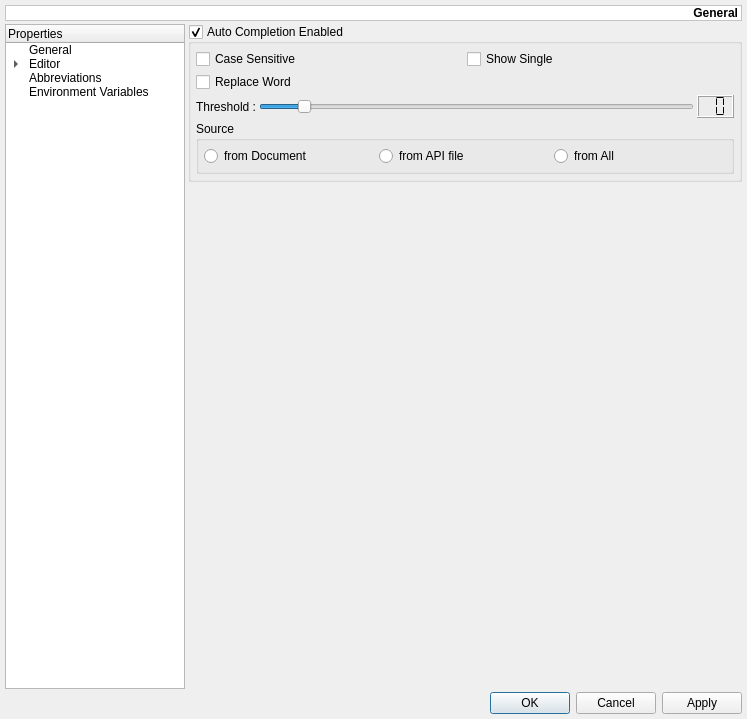
Above: mks/ui/UISettings.ui from andreikop/enki before the change. Below: the same form after it.
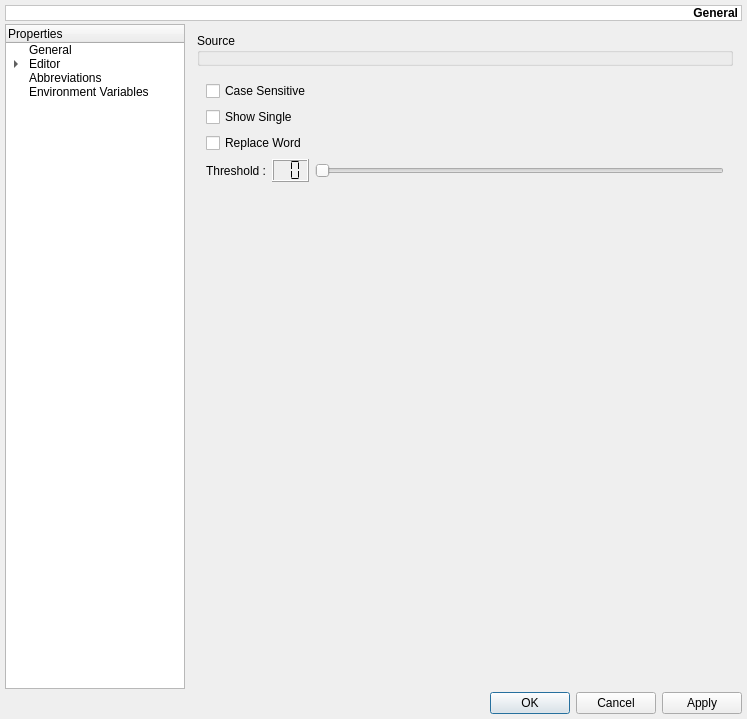
That is the form after the change. The open tabs and pages were chosen to show the change. Custom widgets are drawn as their Qt base class.

```diff
--- a/mks/ui/UISettings.ui
+++ b/mks/ui/UISettings.ui
@@ -573,54 +573,48 @@
       </layout>
      </widget>
      <widget class="QWidget" name="pAutoCompletion">
-      <layout class="QVBoxLayout">
-       <property name="spacing">
-        <number>3</number>
-       </property>
-       <property name="margin">
-        <number>0</number>
-       </property>
+      <layout class="QVBoxLayout" name="verticalLayout_3">
        <item>
-        <widget class="QGroupBox" name="gbAutoCompletionEnabled">
+        <widget class="QGroupBox" name="gbAutoCompletionSource">
          <property name="title">
-          <string>Auto Completion Enabled</string>
+          <string>Source</string>
          </property>
-         <property name="checkable">
-          <bool>true</bool>
-         </property>
-         <layout class="QGridLayout" name="gridLayout">
-          <property name="margin">
-           <number>5</number>
-          </property>
+         <layout class="QHBoxLayout">
           <property name="spacing">
            <number>3</number>
           </property>
-          <item row="0" column="0">
+          <property name="margin">
+           <number>5</number>
+          </property>
+         </layout>
+        </widget>
+       </item>
+       <item>
+        <widget class="QWidget" name="wAutoCompletionSettings" native="true">
+         <layout class="QVBoxLayout" name="verticalLayout_2">
+          <item>
            <widget class="QCheckBox" name="cbAutoCompletionCaseSensitivity">
             <property name="text">
              <string>Case Sensitive</string>
             </property>
            </widget>
           </item>
-          <item row="0" column="1">
+          <item>
            <widget class="QCheckBox" name="cbAutoCompletionShowSingle">
             <property name="text">
              <string>Show Single</string>
             </property>
            </widget>
           </item>
-          <item row="1" column="0">
+          <item>
            <widget class="QCheckBox" name="cbAutoCompletionReplaceWord">
             <property name="text">
              <string>Replace Word</string>
             </property>
            </widget>
           </item>
-          <item row="2" column="0" colspan="2">
-           <layout class="QHBoxLayout">
-            <property name="spacing">
-             <number>3</number>
-            </property>
+          <item>
+           <layout class="QHBoxLayout" name="horizontalLayout_3">
             <item>
              <widget class="QLabel" name="lAutoCompletionThreshold">
               <property name="text">
@@ -628,31 +622,6 @@
               </property>
              </widget>
             </item>
-            <item>
-             <widget class="QSlider" name="sAutoCompletionThreshold">
-              <property name="sizePolicy">
-               <sizepolicy hsizetype="Expanding" vsizetype="Fixed">
-                <horstretch>0</horstretch>
-                <verstretch>0</verstretch>
-               </sizepolicy>
-              </property>
-              <property name="minimum">
-               <number>-1</number>
-              </property>
-              <property name="maximum">
-               <number>10</number>
-              </property>
-              <property name="pageStep">
-               <number>2</number>
-              </property>
-              <property name="orientation">
-               <enum>Qt::Horizontal</enum>
-              </property>
-              <property name="tickInterval">
-               <number>1</number>
-              </property>
-             </widget>
-            </item>
             <item>
              <widget class="QLCDNumber" name="lnAutoCompletionThreshold">
               <property name="sizePolicy">
@@ -669,44 +638,33 @@
               </property>
              </widget>
             </item>
+            <item>
+             <widget class="QSlider" name="sAutoCompletionThreshold">
+              <property name="sizePolicy">
+               <sizepolicy hsizetype="Expanding" vsizetype="Fixed">
+                <horstretch>0</horstretch>
+                <verstretch>0</verstretch>
+               </sizepolicy>
+              </property>
+              <property name="minimum">
+               <number>0</number>
+              </property>
+              <property name="maximum">
+               <number>7</number>
+              </property>
+              <property name="pageStep">
+               <number>2</number>
+              </property>
+              <property name="orientation">
+               <enum>Qt::Horizontal</enum>
+              </property>
+              <property name="tickInterval">
+               <number>1</number>
+              </property>
+             </widget>
+            </item>
            </layout>
           </item>
-          <item row="3" column="0" colspan="2">
-           <widget class="QGroupBox" name="gbAutoCompletionSource">
-            <property name="title">
-             <string>Source</string>
-            </property>
-            <layout class="QHBoxLayout">
-             <property name="spacing">
-              <number>3</number>
-             </property>
-             <property name="margin">
-              <number>5</number>
-             </property>
-             <item>
-              <widget class="QRadioButton" name="rbAcsDocument">
-               <property name="text">
-                <string>from Document</string>
-               </property>
-              </widget>
-             </item>
-             <item>
-              <widget class="QRadioButton" name="rbAcsAPIs">
-               <property name="text">
-                <string>from API file</string>
-               </property>
-              </widget>
-             </item>
-             <item>
-              <widget class="QRadioButton" name="rbAcsAll">
-               <property name="text">
-                <string>from All</string>
-               </property>
-              </widget>
-             </item>
-            </layout>
-           </widget>
-          </item>
          </layout>
         </widget>
        </item>
```
Left out of the diff: 29 changed lines with no effect on the pictures.
